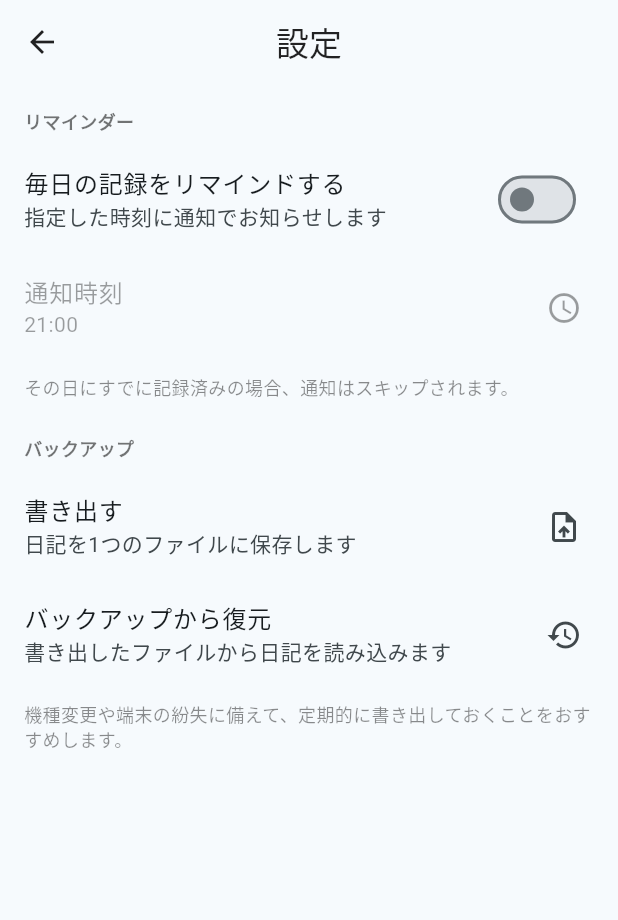
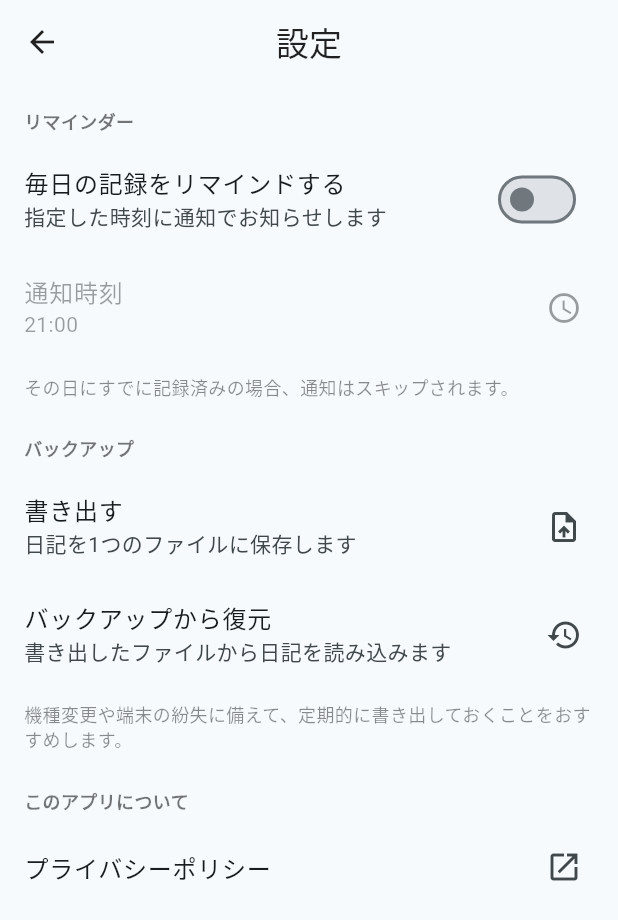
Before and after one commit to Masa512411/OnePhotoDiary, a Flutter app: the screen it shows after launch, after a tap on the "settings" icon, on a phone screen of 412 x 824 dp. Shown: the top 920 px of the screen. Run offline on Flutter 3.47's test engine with Material 3 defaults, Android fonts, the phone set to English and light mode, and no system bars; our stand-ins replace file_picker, flutter_local_notifications, flutter_riverpod, flutter_secure_storage, flutter_timezone, image_picker and 4 more.

Commit message:
feat: リリース署名の設定とプライバシーポリシーを追加
- android/key.properties があれば release を開発者の鍵で署名し、無ければ debug 鍵で署名して警告を出す
- 鍵と key.properties を .gitignore に追加し、作成手順を docs/release.md にまとめる
- docs/privacy_policy.md を追加し、設定画面から外部ブラウザで開けるようにする(url_launcher)

Co-Authored-By: Claude Opus 5.5 <noreply@anthropic.com>

```diff
--- a/lib/screens/settings_screen.dart
+++ b/lib/screens/settings_screen.dart
@@ -4,10 +4,24 @@ import 'package:flutter/material.dart';
 import 'package:flutter_riverpod/flutter_riverpod.dart';
 import 'package:path_provider/path_provider.dart';
 import 'package:share_plus/share_plus.dart';
+import 'package:url_launcher/url_launcher.dart';
 import '../providers/diary_provider.dart';
 import '../providers/reminder_provider.dart';
 import '../services/backup_service.dart';
 import '../services/photo_storage.dart';
+
+/// プライバシーポリシーの公開URL
+final privacyPolicyUrl = Uri.parse(
+  'https://github.com/Masa512411/OnePhotoDiary/blob/main/docs/privacy_policy.md',
+);
+
+/// URLを外部ブラウザで開く関数のProvider（テストで差し替え可能にする）
+/// 開けなかった場合はfalseを返すか例外を投げる
+final urlLauncherProvider = Provider<Future<bool> Function(Uri)>(
+  // canLaunchUrlを使わないため、AndroidのqueriesやiOSのLSApplicationQueriesSchemesは不要
+  (ref) =>
+      (url) => launchUrl(url, mode: LaunchMode.externalApplication),
+);
 
 class SettingsScreen extends ConsumerStatefulWidget {
   const SettingsScreen({super.key});
@@ -238,6 +252,18 @@ class _SettingsScreenState extends ConsumerState<SettingsScreen> {
     _showMessage('${contents.entries.length}件の日記を復元しました');
   }
 
+  /// プライバシーポリシーを外部ブラウザで開く
+  Future<void> _openPrivacyPolicy() async {
+    bool opened;
+    try {
+      opened = await ref.read(urlLauncherProvider)(privacyPolicyUrl);
+    } catch (e) {
+      debugPrint('プライバシーポリシーを開けませんでした: $e');
+      opened = false;
+    }
+    if (!opened) _showMessage('プライバシーポリシーを開けませんでした');
+  }
+
   /// ウィジェットの画面上の位置（iPadの共有シートの表示位置に使う）
   static Rect? _originOf(BuildContext context) {
     final box = context.findRenderObject() as RenderBox?;
@@ -330,6 +356,22 @@ class _SettingsScreenState extends ConsumerState<SettingsScreen> {
               style: TextStyle(fontSize: 12, color: Colors.black45),
             ),
           ),
+          const Padding(
+            padding: EdgeInsets.fromLTRB(16, 0, 16, 8),
+            child: Text(
+              'このアプリについて',
+              style: TextStyle(
+                fontSize: 12,
+                color: Colors.black54,
+                fontWeight: FontWeight.bold,
+              ),
+            ),
+          ),
+          ListTile(
+            title: const Text('プライバシーポリシー'),
+            trailing: const Icon(Icons.open_in_new),
+            onTap: _openPrivacyPolicy,
+          ),
         ],
       ),
     );
--- a/pubspec.yaml
+++ b/pubspec.yaml
@@ -50,6 +50,7 @@ dependencies:
   archive: ^4.7.1
   share_plus: ^12.0.2
   file_picker: ^11.0.3
+  url_launcher: ^6.3.3
 
 dev_dependencies:
   flutter_test:
```
Also changed, not shown: pubspec.lock, 6 other files.
